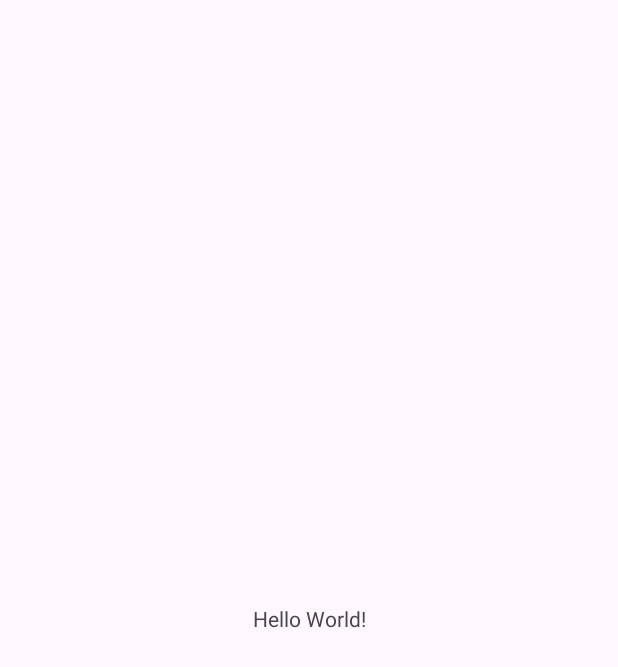
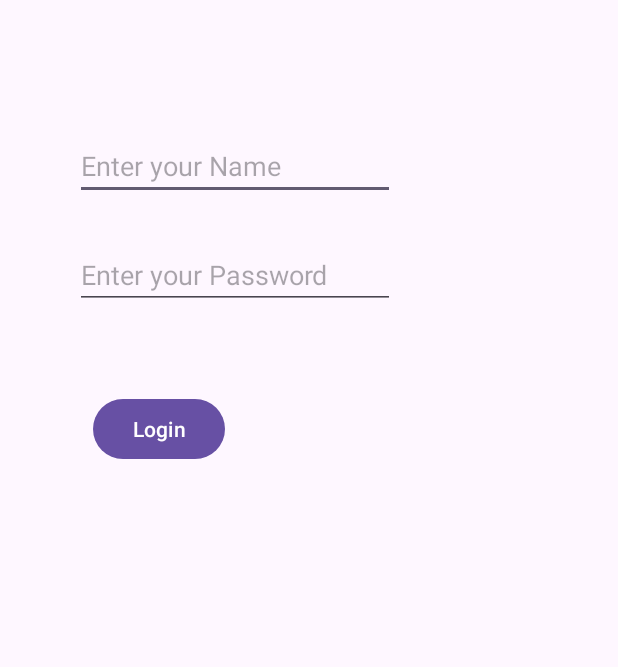
Before and after one commit to Nikshitha17/Androidapp, an Android app: the screen it shows after launch (MainActivity), on a phone screen of 412 x 824 dp. Before the commit the part shown is almost empty. Shown: the top 667 px of the screen. Run offline under Robolectric (Android 15) with nearby library versions, the phone set to English and light mode, and no system bars.

Commit message:
Login page

```diff
--- a/app/src/main/res/layout/activity_main.xml
+++ b/app/src/main/res/layout/activity_main.xml
@@ -6,13 +6,36 @@
     android:layout_height="match_parent"
     tools:context=".MainActivity">
 
-    <TextView
+    <EditText
+        android:id="@+id/editTextText"
         android:layout_width="wrap_content"
         android:layout_height="wrap_content"
-        android:text="Hello World!"
-        app:layout_constraintBottom_toBottomOf="parent"
-        app:layout_constraintEnd_toEndOf="parent"
+        android:layout_marginStart="50dp"
+        android:layout_marginTop="88dp"
+        android:ems="10"
+        android:inputType="text"
+        android:hint="Enter your Name"
         app:layout_constraintStart_toStartOf="parent"
         app:layout_constraintTop_toTopOf="parent" />
 
+    <EditText
+        android:id="@+id/editTextTextPassword"
+        android:layout_width="wrap_content"
+        android:layout_height="wrap_content"
+        android:layout_marginTop="27dp"
+        android:ems="10"
+        android:inputType="textPassword"
+        android:hint="Enter your Password"
+        app:layout_constraintStart_toStartOf="@+id/editTextText"
+        app:layout_constraintTop_toBottomOf="@+id/editTextText" />
+
+    <Button
+        android:id="@+id/button"
+        android:layout_width="wrap_content"
+        android:layout_height="wrap_content"
+        android:layout_marginStart="62dp"
+        android:layout_marginTop="56dp"
+        android:text="Login"
+        app:layout_constraintStart_toStartOf="parent"
+        app:layout_constraintTop_toBottomOf="@+id/editTextTextPassword" />
 </androidx.constraintlayout.widget.ConstraintLayout>
```
